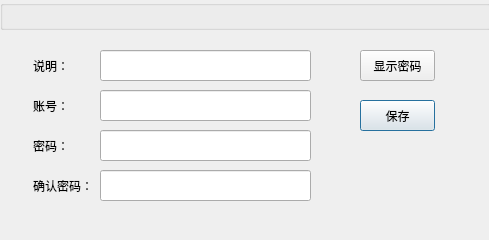
Old version of the form inputkeyui.ui in the repository realth000/keycontainer.
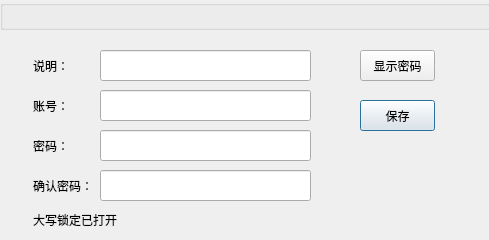
New version of the form. Custom widgets are drawn as their Qt base class.

Diff of the .ui file:
```diff
--- a/inputkeyui.ui
+++ b/inputkeyui.ui
@@ -163,6 +163,19 @@
     <string>显示密码</string>
    </property>
   </widget>
+  <widget class="QLabel" name="capsLockHintL">
+   <property name="geometry">
+    <rect>
+     <x>33</x>
+     <y>210</y>
+     <width>91</width>
+     <height>20</height>
+    </rect>
+   </property>
+   <property name="text">
+    <string>大写锁定已打开</string>
+   </property>
+  </widget>
  </widget>
  <customwidgets>
   <customwidget>
```
